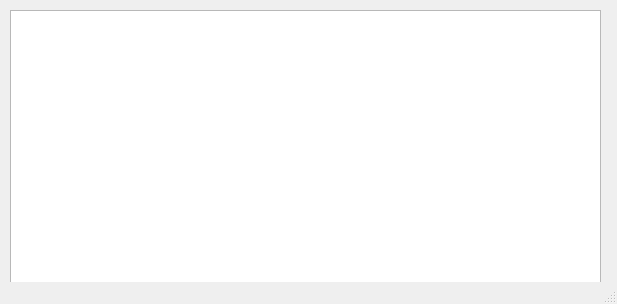
Above: main.ui from maxpawgdbs/test3 before the change. Below: the same form after it.
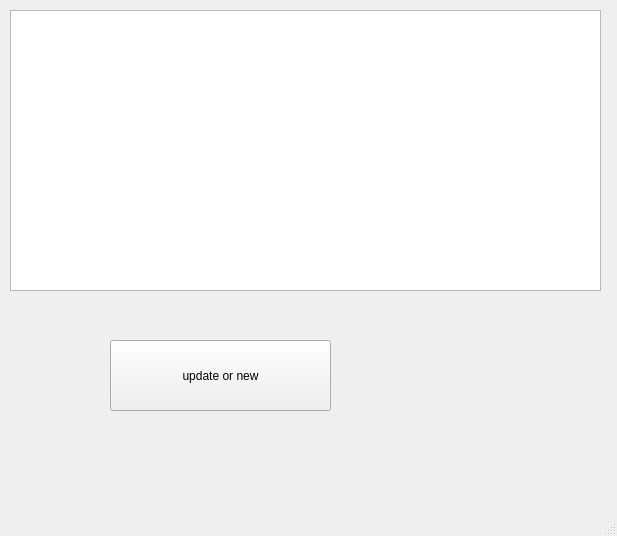
That is the form after the change.

Diff of the .ui file:
```diff
--- a/main.ui
+++ b/main.ui
@@ -7,7 +7,7 @@
     <x>0</x>
     <y>0</y>
     <width>617</width>
-    <height>304</height>
+    <height>536</height>
    </rect>
   </property>
   <property name="windowTitle">
@@ -24,6 +24,19 @@
      </rect>
     </property>
    </widget>
+   <widget class="QPushButton" name="button">
+    <property name="geometry">
+     <rect>
+      <x>110</x>
+      <y>340</y>
+      <width>221</width>
+      <height>71</height>
+     </rect>
+    </property>
+    <property name="text">
+     <string>update or new</string>
+    </property>
+   </widget>
   </widget>
   <widget class="QStatusBar" name="statusbar"/>
  </widget>
```
